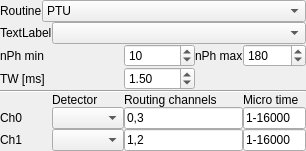
Fluorescence-Tools/chisurf, file chisurf/gui/widgets/experiments/pda/pda_tttr.ui: the form before one commit.
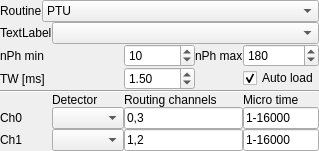
The form after the commit.

Commit message: Add 'Auto load' checkbox to PDA widget for automatic file loading on drop

Patch:
```diff
--- a/chisurf/gui/widgets/experiments/pda/pda_tttr.ui
+++ b/chisurf/gui/widgets/experiments/pda/pda_tttr.ui
@@ -300,6 +300,16 @@
    <item row="8" column="0" colspan="5">
     <layout class="QVBoxLayout" name="verticalLayout"/>
    </item>
+   <item row="3" column="4">
+    <widget class="QCheckBox" name="checkBox">
+     <property name="text">
+      <string>Auto load</string>
+     </property>
+     <property name="checked">
+      <bool>true</bool>
+     </property>
+    </widget>
+   </item>
   </layout>
   <action name="actionParametersChanged">
    <property name="text">
```
The commit also changes 1 other file.
